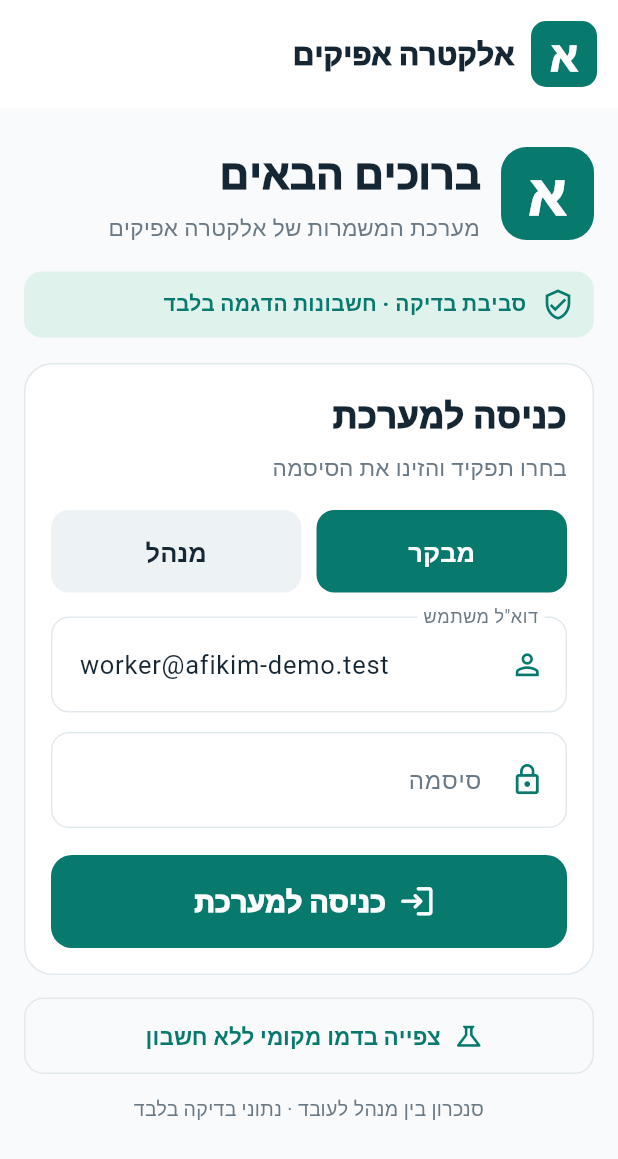
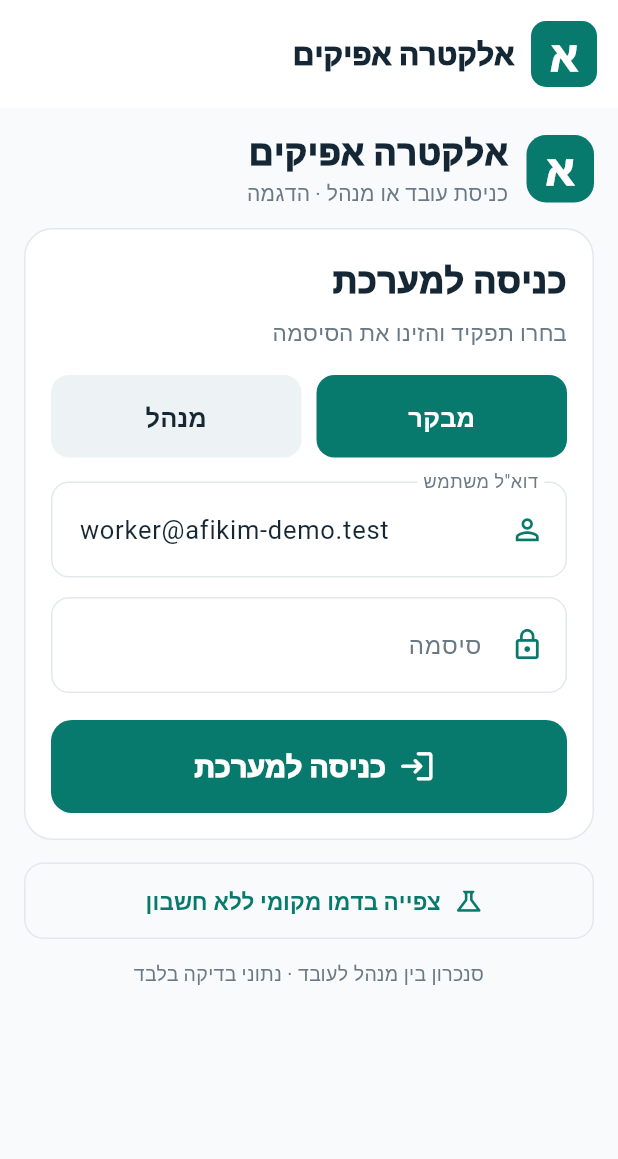
Before and after one commit to SergoNeon/transport-saas-demo, a Flutter app: the screen it shows after launch, on a phone screen of 412 x 824 dp. Shown: the top 1159 px of the screen. Run offline on Flutter 3.47's test engine with Material 3 defaults, Android fonts, the phone set to English and light mode, and no system bars; our stand-ins replace flutter_map, latlong2, shared_preferences.

Commit message:
fix(login): place full-width login panel above fold on 360px phones

```diff
--- a/staff_mobile/lib/live_screen.dart
+++ b/staff_mobile/lib/live_screen.dart
@@ -210,38 +210,26 @@ class _LiveGateState extends State<LiveGate> {
             fontSize:17*s,fontWeight:FontWeight.w800)))));
     return ListView(
       key:const Key('live-phone-login-screen'),
-      padding:EdgeInsets.fromLTRB(16*s,24*s,16*s,26*s),
+      padding:EdgeInsets.fromLTRB(16*s,13*s,16*s,26*s),
       children:[
         Row(children:[
-          Container(width:62*s,height:62*s,
+          Container(width:45*s,height:45*s,
             alignment:Alignment.center,
             decoration:BoxDecoration(color:accent,
-              borderRadius:BorderRadius.circular(17*s)),
-            child:Text('א',style:TextStyle(
-              color:Colors.white,fontSize:37*s,fontWeight:FontWeight.w900))),
-          SizedBox(width:14*s),
+              borderRadius:BorderRadius.circular(13*s)),
+            child:Text('א',style:TextStyle(color:Colors.white,
+              fontSize:28*s,fontWeight:FontWeight.w900))),
+          SizedBox(width:12*s),
           Expanded(child:Column(crossAxisAlignment:CrossAxisAlignment.start,
             children:[
-              Text('ברוכים הבאים',
-                style:TextStyle(color:deep,fontSize:27*s,fontWeight:FontWeight.w900)),
-              SizedBox(height:4*s),
-              Text('מערכת המשמרות של אלקטרה אפיקים',
-                style:TextStyle(color:weak,fontSize:15*s)),
+              Text('אלקטרה אפיקים',
+                style:TextStyle(color:deep,fontSize:23*s,
+                  fontWeight:FontWeight.w900)),
+              Text('כניסת עובד או מנהל · הדגמה',
+                style:TextStyle(color:weak,fontSize:14*s)),
             ])),
         ]),
-        SizedBox(height:19*s),
-        Container(
-          padding:EdgeInsets.symmetric(horizontal:13*s,vertical:11*s),
-          decoration:BoxDecoration(color:const Color(0xffe0f2ec),
-            borderRadius:BorderRadius.circular(12*s)),
-          child:Row(children:[
-            Icon(Icons.verified_user_outlined,color:accent,size:22*s),
-            SizedBox(width:10*s),
-            Expanded(child:Text('סביבת בדיקה · חשבונות הדגמה בלבד',
-              style:TextStyle(color:accent,fontSize:14*s,
-                fontWeight:FontWeight.w800))),
-          ])),
-        SizedBox(height:17*s),
+        SizedBox(height:12*s),
         Container(
           key:const Key('live-login-form-panel'),
           width:double.infinity,
```
